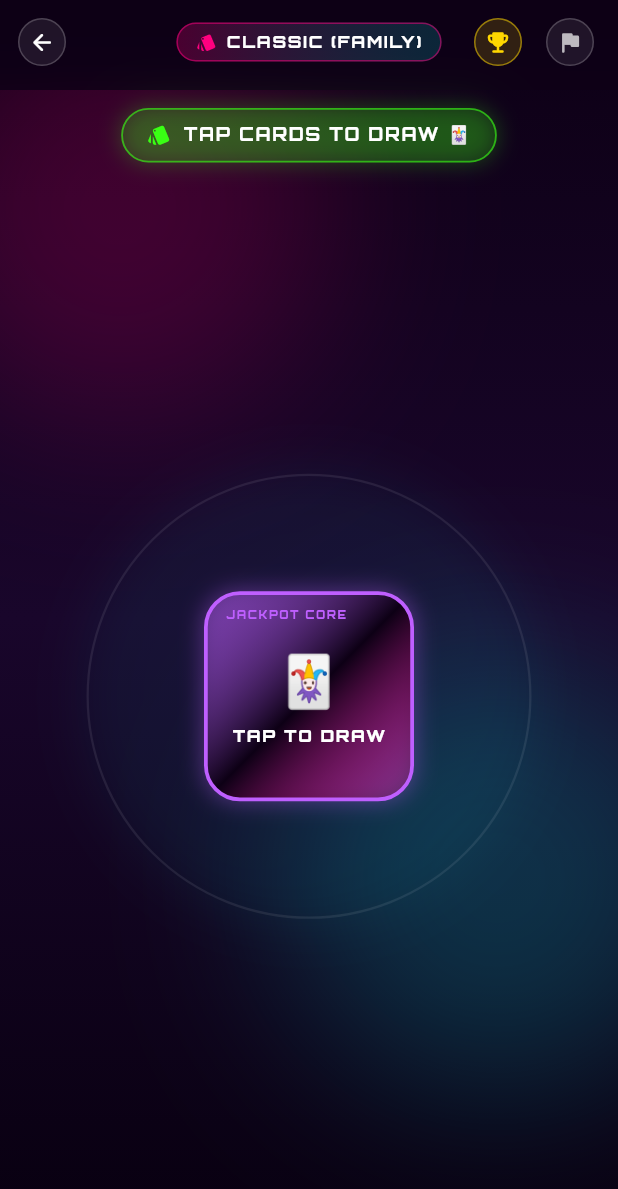
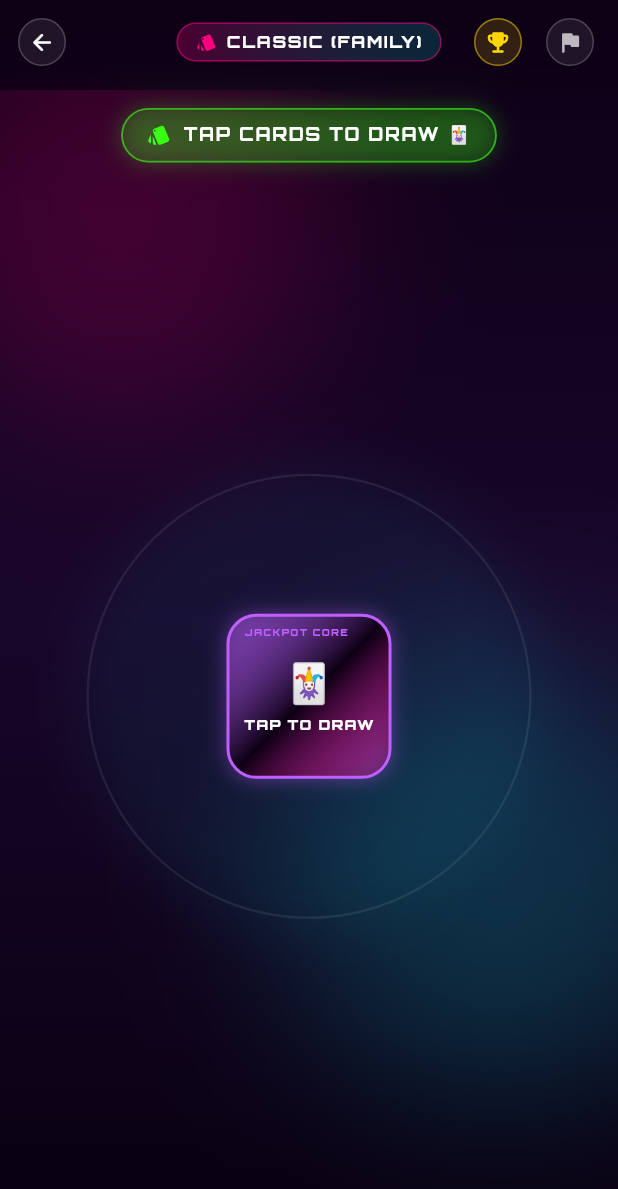
Before and after one commit to shorya2201/spinnex_frontend_mobile, a Flutter app: the GameView screen opened by its route, on a phone screen of 412 x 824 dp. Shown: the top 1189 px of the screen. Run offline on Flutter 3.47's test engine with Material 3 defaults, Android fonts, the phone set to English and light mode, and no system bars; our stand-ins replace get, google_fonts.

Commit message:
fix: reduced jackpot center card size

```diff
--- a/lib/modules/game/game_view.dart
+++ b/lib/modules/game/game_view.dart
@@ -505,8 +505,8 @@ class GameView extends GetView<GameController> {
         */
         case 'Jackpot':
         default:
-          width = 140;
-          height = 140;
+          width = 110;
+          height = 110;
           childWidget = JackpotDeckWidget(
             activePlayer: activePlayer,
             isSpinning: controller.isSpinning.value,
--- a/lib/modules/game/widgets/selector_widgets.dart
+++ b/lib/modules/game/widgets/selector_widgets.dart
@@ -354,10 +354,10 @@ class JackpotDeckWidget extends StatelessWidget {
   Widget build(BuildContext context) {
     return AnimatedContainer(
       duration: const Duration(milliseconds: 200),
-      width: 140,
-      height: 140,
+      width: 110,
+      height: 110,
       decoration: BoxDecoration(
-        borderRadius: BorderRadius.circular(24),
+        borderRadius: BorderRadius.circular(20),
         gradient: LinearGradient(
           colors: [
             const Color(0xFFBF5FFF).withValues(alpha: 0.3),
@@ -371,15 +371,15 @@ class JackpotDeckWidget extends StatelessWidget {
           color: activePlayer != null
               ? activePlayer!.color
               : const Color(0xFFBF5FFF),
-          width: 2.5,
+          width: 2.0,
         ),
         boxShadow: [
           BoxShadow(
             color: activePlayer != null
                 ? activePlayer!.color.withValues(alpha: 0.6)
                 : const Color(0xFFBF5FFF).withValues(alpha: 0.35),
-            blurRadius: isSpinning ? 25 : 12,
-            spreadRadius: isSpinning ? 5 : 1,
+            blurRadius: isSpinning ? 20 : 10,
+            spreadRadius: isSpinning ? 4 : 1,
           ),
         ],
       ),
@@ -388,15 +388,15 @@ class JackpotDeckWidget extends StatelessWidget {
         children: [
           // Corner Cyber Grid Lines
           Positioned(
-            top: 8,
-            left: 12,
+            top: 6,
+            left: 10,
             child: Text(
               "JACKPOT CORE",
               style: GoogleFonts.orbitron(
-                fontSize: 7.5,
+                fontSize: 6.5,
                 fontWeight: FontWeight.w900,
                 color: const Color(0xFFBF5FFF),
-                letterSpacing: 1.0,
+                letterSpacing: 0.8,
               ),
             ),
           ),
@@ -414,20 +414,23 @@ class JackpotDeckWidget extends StatelessWidget {
                     children: [
                       Text(
                         activePlayer?.emoji ?? "🃏",
-                        style: const TextStyle(fontSize: 34),
+                        style: const TextStyle(fontSize: 26),
                       ),
-                      const SizedBox(height: 4),
-                      Text(
+                      const SizedBox(height: 2),
+                      Padding(
+                        padding: const EdgeInsets.symmetric(horizontal: 4.0),
+                        child: Text(
                           activePlayer != null
                               ? activePlayer!.name.toUpperCase()
                               : (isSpinning ? "SHUFFLING..." : "TAP TO DRAW"),
                           maxLines: 1,
                           overflow: TextOverflow.ellipsis,
                           style: GoogleFonts.orbitron(
-                          fontSize: 11,
+                            fontSize: 9.5,
                             fontWeight: FontWeight.w900,
                             color: Colors.white,
-                          letterSpacing: 1.1,
+                            letterSpacing: 0.8,
+                          ),
                         ),
                       ),
                     ],
```
Lines whose indentation alone changed are shown as unchanged.
